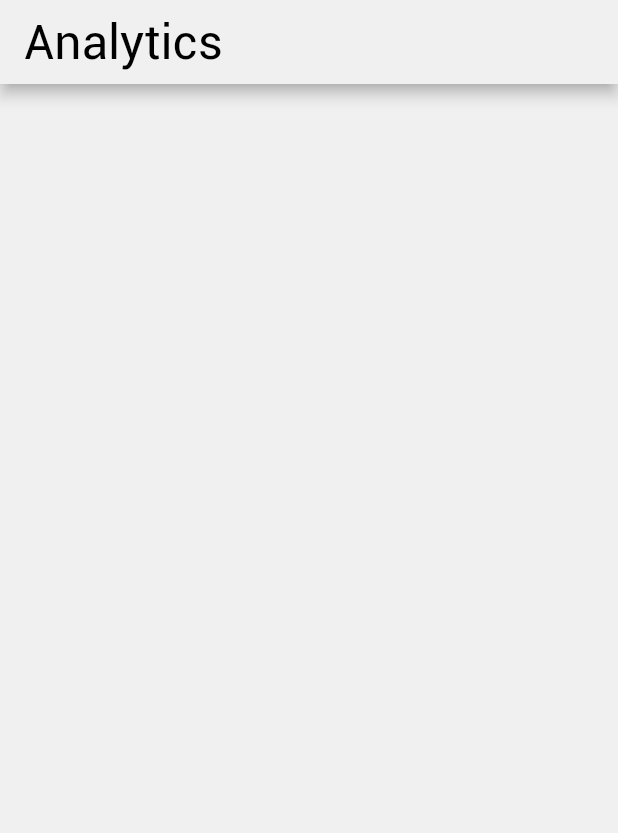
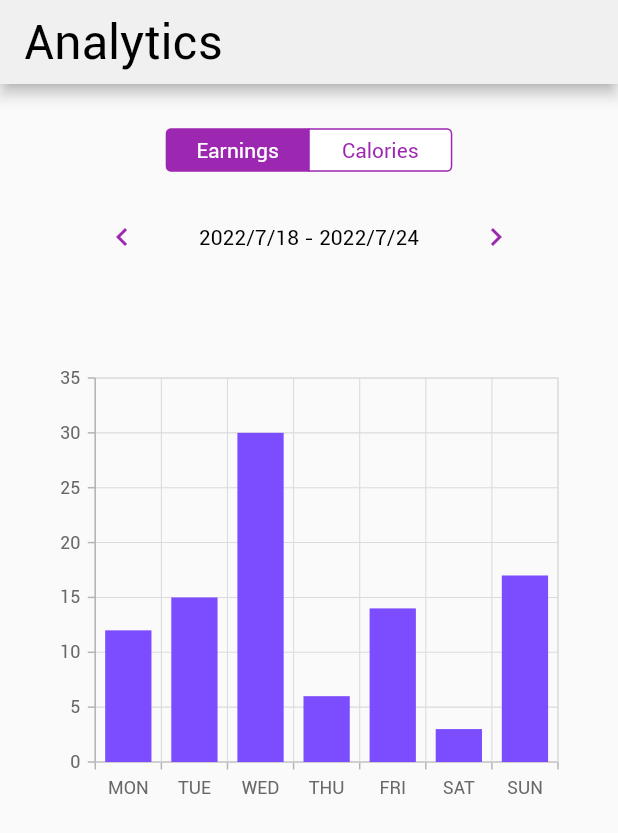
Before and after one commit to andrewwu-dev/Fitdle_App, a Flutter app: the AnalyticsScreen screen opened directly, on a phone screen of 412 x 824 dp. Shown: the top 833 px of the screen. Run offline on Flutter 3.47's test engine with Material 2 defaults, Android fonts, the phone set to English and light mode, and no system bars; our stand-ins replace dio, firebase_auth, firebase_core, fluttertoast, get_it, google_maps_flutter and 3 more; accounts and stored records are empty.

Commit message:
Build stats page (#17)
* Create graph selection button
* Create weekly date string that changes when pressing back and forward buttons
* Build interactive bar graph with dummy data (using syncfusion_flutter_charts to do so).
* Fetch earning data but not connected to graph yet.
* Fetch user data when account creation is successful.

```diff
--- a/Fitdle/lib/main.dart
+++ b/Fitdle/lib/main.dart
@@ -4,8 +4,10 @@ import 'package:fitdle/pages/run/run_screen.dart';
 import 'package:fitdle/pages/signup/birthday/birthday_screen.dart';
 import 'package:fitdle/pages/signup/create_account/create_account_screen.dart';
 import 'package:fitdle/pages/signup/personal_info/personal_info_screen.dart';
+import 'package:flutter/foundation.dart';
 import 'package:flutter/material.dart';
 import 'package:firebase_core/firebase_core.dart';
+import 'package:google_maps_flutter/google_maps_flutter.dart';
 import 'firebase_options.dart';
 import 'locator.dart';
 
@@ -20,6 +22,10 @@ Future<void> main() async {
   );
 
   di_setup();
+
+  if (defaultTargetPlatform == TargetPlatform.android) {
+    AndroidGoogleMapsFlutter.useAndroidViewSurface = true;
+  }
 
   runApp(const Fitdle());
 }
--- /dev/null
+++ b/Fitdle/lib/models/chart_data.dart
@@ -0,0 +1,7 @@
+// Data used to graph reward and calorie history in analytics
+class ChartData {
+  final String x;
+  final int y;
+
+  ChartData(this.x, this.y);
+}
--- /dev/null
+++ b/Fitdle/lib/models/earning.dart
@@ -0,0 +1,15 @@
+class Earning {
+  int userID;
+  String timestamp;
+  int points;
+
+  Earning(this.userID, this.timestamp, this.points);
+
+  factory Earning.fromJson(Map<String, dynamic> json) {
+    return Earning(
+        json["userID"],
+        json["timestamp"],
+        json["points"]
+    );
+  }
+}
--- a/Fitdle/lib/pages/analytics/analytics_screen.dart
+++ b/Fitdle/lib/pages/analytics/analytics_screen.dart
@@ -1,6 +1,11 @@
+import 'dart:async';
 import 'package:fitdle/components/common.dart';
+import 'package:fitdle/models/chart_data.dart';
+import 'package:fitdle/pages/analytics/analytics_vm.dart';
+import 'package:flutter/cupertino.dart';
 import 'package:flutter/material.dart';
 import 'package:fitdle/constants/all_constants.dart';
+import 'package:syncfusion_flutter_charts/charts.dart';
 
 class AnalyticsScreen extends StatefulWidget {
   const AnalyticsScreen({Key? key}) : super(key: key);
@@ -10,6 +15,26 @@ class AnalyticsScreen extends StatefulWidget {
 }
 
 class _AnalyticsScreenState extends State<AnalyticsScreen> {
+  late final AnalyticsVM _analyticsVM;
+  late TooltipBehavior _tooltip;
+
+  int selectedGraph = 0;
+  Color rewardsColor = Colors.white;
+  Color caloriesColor = Colors.purple;
+
+  @override
+  void initState() {
+    super.initState();
+    _analyticsVM = AnalyticsVM();
+    _tooltip = TooltipBehavior(enable: true);
+  }
+
+  @override
+  void dispose() {
+    super.dispose();
+    _analyticsVM.dispose();
+  }
+
   @override
   Widget build(BuildContext context) {
     Size size = MediaQuery.of(context).size;
@@ -22,15 +47,76 @@ class _AnalyticsScreenState extends State<AnalyticsScreen> {
         title: fitdleText(analytics, h2)
       ),
       body: Container(
-        color: const Color.fromARGB(255, 240, 240, 240),
-        alignment: Alignment.topLeft,
-        padding: EdgeInsets.only(
-            top: size.height / 12, left: regular, right: regular),
-        child:
-            Column(crossAxisAlignment: CrossAxisAlignment.stretch, children: const [
-
-        ]),
+        alignment: Alignment.topCenter,
+        padding: const EdgeInsets.fromLTRB(regular, regular, regular, 0),
+        child: Column(
+          children: [
+            buildSegmentedControl(),
+            const SizedBox(height: 20),
+            buildWeekSwitch(),
+            const SizedBox(height: large),
+            SfCartesianChart(
+              primaryXAxis: CategoryAxis(),
+              tooltipBehavior: _tooltip,
+              series: <ChartSeries<ChartData, String>>[
+                ColumnSeries<ChartData, String>(
+                    dataSource: _analyticsVM.selectedData,
+                    xValueMapper: (ChartData data, _) => data.x,
+                    yValueMapper: (ChartData data, _) => data.y,
+                    name: (selectedGraph == 0) ? "Earnings" : "Calories",
+                    color: Colors.deepPurpleAccent)
+              ])
+          ]),
       ),
     );
   }
+
+  buildWeekSwitch() {
+    return Row(
+      mainAxisAlignment: MainAxisAlignment.spaceEvenly,
+      children: [
+        IconButton(
+            onPressed:() {
+              setState(() {_analyticsVM.moveDateBack();});
+            },
+            icon: const Icon(Icons.chevron_left, color: Colors.purple)
+        ),
+        fitdleText("${_analyticsVM.startDate} - ${_analyticsVM.endDate}", hint),
+        IconButton(
+            onPressed:() {
+              setState(() {_analyticsVM.moveDateForward();});
+            },
+            icon: const Icon(Icons.chevron_right, color: Colors.purple)
+        )
+      ],
+    );
+  }
+
+  buildSegment(label, color) {
+    return Container(
+      padding: EdgeInsets.fromLTRB(20, 5, 20, 5),
+      child: fitdleText(label, hint, color: color)
+    );
+  }
+
+  buildSegmentedControl() {
+    return CupertinoSegmentedControl(
+      children: {
+        0: buildSegment("Earnings", rewardsColor),
+        1: buildSegment("Calories", caloriesColor)
+      },
+      onValueChanged: (int index) {
+        setState(() {
+          selectedGraph = index;
+          _analyticsVM.switchGraph(index);
+          rewardsColor = index == 0 ? Colors.white : Colors.purple;
+          caloriesColor = index == 0 ? Colors.purple : Colors.white;
+        });
+      },
+      groupValue: selectedGraph,
+      borderColor: Colors.purple,
+      selectedColor: Colors.purple,
+      pressedColor: Colors.purpleAccent.shade100,
+    );
+  }
 }
--- /dev/null
+++ b/Fitdle/lib/pages/analytics/analytics_vm.dart
@@ -0,0 +1,91 @@
+import 'package:fitdle/locator.dart';
+import 'package:fitdle/models/earning.dart';
+import 'package:fitdle/repository/api_response.dart';
+import 'package:fitdle/repository/user_repository.dart';
+import 'package:flutter/foundation.dart';
+import 'package:rxdart/rxdart.dart';
+import '../../models/chart_data.dart';
+
+class AnalyticsVM extends ChangeNotifier {
+  late final UserRepository _userRepo;
+  late DateTime _startDate;
+  late DateTime _endDate;
+  late List<ChartData> _selectedData;
+  var _options = [];
+  List<ChartData> _earningData = [
+    ChartData('MON', 12),
+    ChartData('TUE', 15),
+    ChartData('WED', 30),
+    ChartData('THU', 6),
+    ChartData('FRI', 14),
+    ChartData('SAT', 3),
+    ChartData('SUN', 17),
+  ];
+  List<ChartData> _calorieData = [
+    ChartData('MON', 3),
+    ChartData('TUE', 2),
+    ChartData('WED', 5),
+    ChartData('THU', 6),
+    ChartData('FRI', 14),
+    ChartData('SAT', 9),
+    ChartData('SUN', 0),
+  ];
+
+  final PublishSubject _error = PublishSubject();
+
+  PublishSubject get error => _error;
+  List<ChartData> get selectedData => _selectedData;
+  String get startDate => "${_startDate.year}/${_startDate.month}/${_startDate.day}";
+  String get endDate => "${_endDate.year}/${_endDate.month}/${_endDate.day}";
+
+  AnalyticsVM([userRepo]) {
+    _userRepo = userRepo ?? locator.get<UserRepository>();
+    _selectedData = _earningData;
+    _options = [_earningData, _calorieData];
+    // Get the monday of the week
+    // weekday is an index, monday is weekday=1 so 1-1 will give now.subtract(0).
+    // which is still monday
+    var now = DateTime.now();
+    _startDate = now.subtract(Duration(days: now.weekday - 1));
+    _endDate = _startDate.add(Duration(days: 6));
+  }
+
+  @override
+  void dispose() {
+    super.dispose();
+    _error.close();
+  }
+
+  switchGraph(int index) {
+    _selectedData = _options[index];
+  }
+
+  moveDateBack() {
+    _startDate = _startDate.subtract(Duration(days: 7));
+    _endDate = _endDate.subtract(Duration(days: 7));
+  }
+
+  moveDateForward() {
+    _startDate = _startDate.add(Duration(days: 7));
+    _endDate = _endDate.add(Duration(days: 7));
+  }
+
+  Future<void> getEarningData() async {
+    var res = await _userRepo.fetchEarnings(startDate, endDate);
+    if(res is Success) {
+      var earningsJson = res.data as List;
+      List<Earning> earnings = earningsJson.map((json) => Earning.fromJson(json)).toList();
+      for(Earning earning in earnings) {
+        // TODO: sort earnings into _earningData
+        // There can multiple earning per day so remember to accumulate
+      }
+    } else {
+      res = res as Failure;
+      _error.add(res.data);
+    }
+  }
+
+  Future<void> getCalorieData() async {
+    // TODO: Fetch calorie data
+  }
+}
--- a/Fitdle/lib/pages/home/home_vm.dart
+++ b/Fitdle/lib/pages/home/home_vm.dart
@@ -55,9 +55,8 @@ class HomeVM extends ChangeNotifier {
   Future<Progress> getDailyProgress() async {
     DateTime now = DateTime.now();
     DateTime startTime = DateTime(now.year, now.month, now.day);
-    var queryParam = {"start": startTime.toIso8601String()};
 
-    var res = await _userRepo.fetchDailyProgress(queryParam);
+    var res = await _userRepo.fetchExcercises(startTime.toIso8601String());
 
     Progress progress = Progress(lpa: 0, mvpa: 0, strength: 0);
     if (res is Success) {
--- a/Fitdle/lib/pages/login/login_screen.dart
+++ b/Fitdle/lib/pages/login/login_screen.dart
@@ -108,9 +108,7 @@ class _LoginScreenState extends State<LoginScreen> {
 
   loginButtonPressed() {
     setState(() {_isLoading = true;});
-    _loginVM.login(emailController.text, passwordController.text).then((_) {
-      setState(() {});
-    });
+    _loginVM.login(emailController.text, passwordController.text);
   }
 
   signupButtonPressed() {
--- a/Fitdle/lib/pages/login/login_vm.dart
+++ b/Fitdle/lib/pages/login/login_vm.dart
@@ -36,8 +36,7 @@ class LoginVM extends ChangeNotifier {
       _error.sink.add(res.data.toString());
       return;
     }
-    var queryParam = {"email": email};
-    res = await _userRepo.fetchUser(queryParam);
+    res = await _userRepo.fetchUser(email);
     if (res is Failure) {
       _error.sink.add("Unable to retrieve user data");
     } else {
--- a/Fitdle/pubspec.yaml
+++ b/Fitdle/pubspec.yaml
@@ -34,6 +34,7 @@ dependencies:
   fluttertoast: ^8.0.9
   rxdart: ^0.27.4
   dio: ^4.0.6
+  syncfusion_flutter_charts: ^20.2.39
 
   # The following adds the Cupertino Icons font to your application.
   # Use with the CupertinoIcons class for iOS style icons.
```
Also changed, not shown: Fitdle/lib/pages/signup/birthday/birthday_screen.dart (+17 -0 lines), Fitdle/lib/pages/signup/birthday/brithday_vm.dart (+17 -4 lines), Fitdle/lib/repository/user_repository.dart (+21 -4 lines), Fitdle/pubspec.lock.
